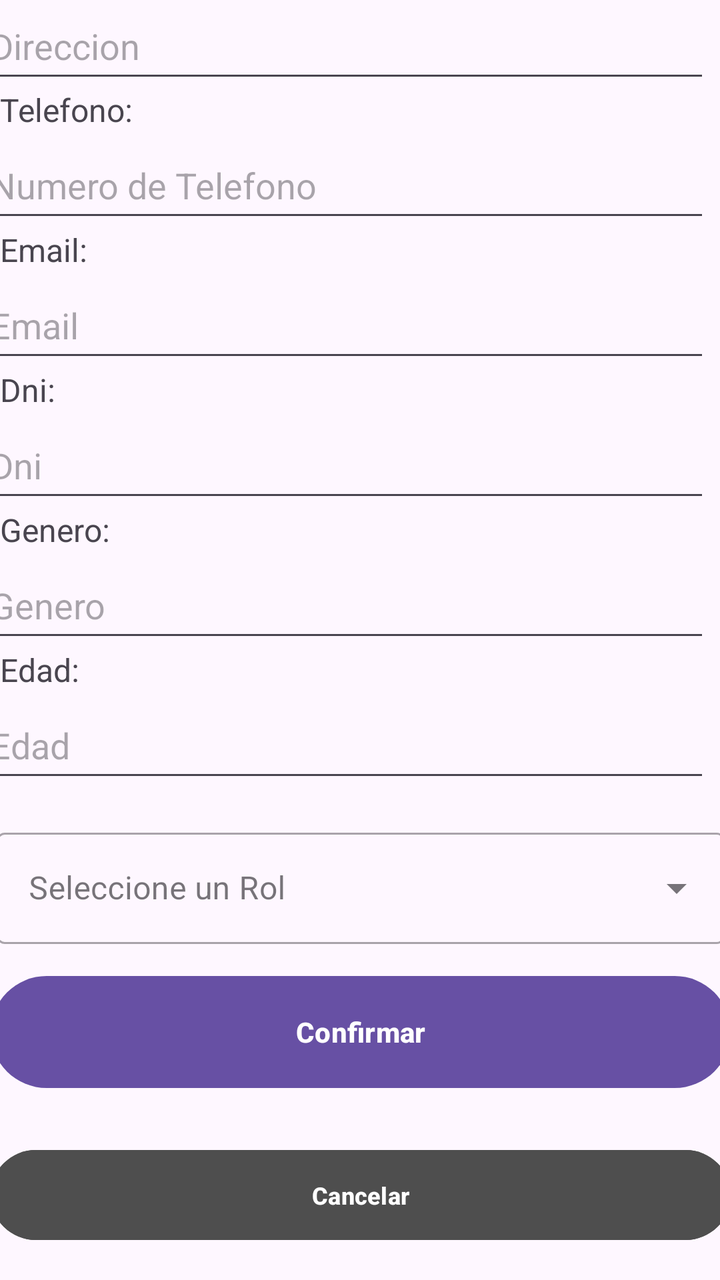
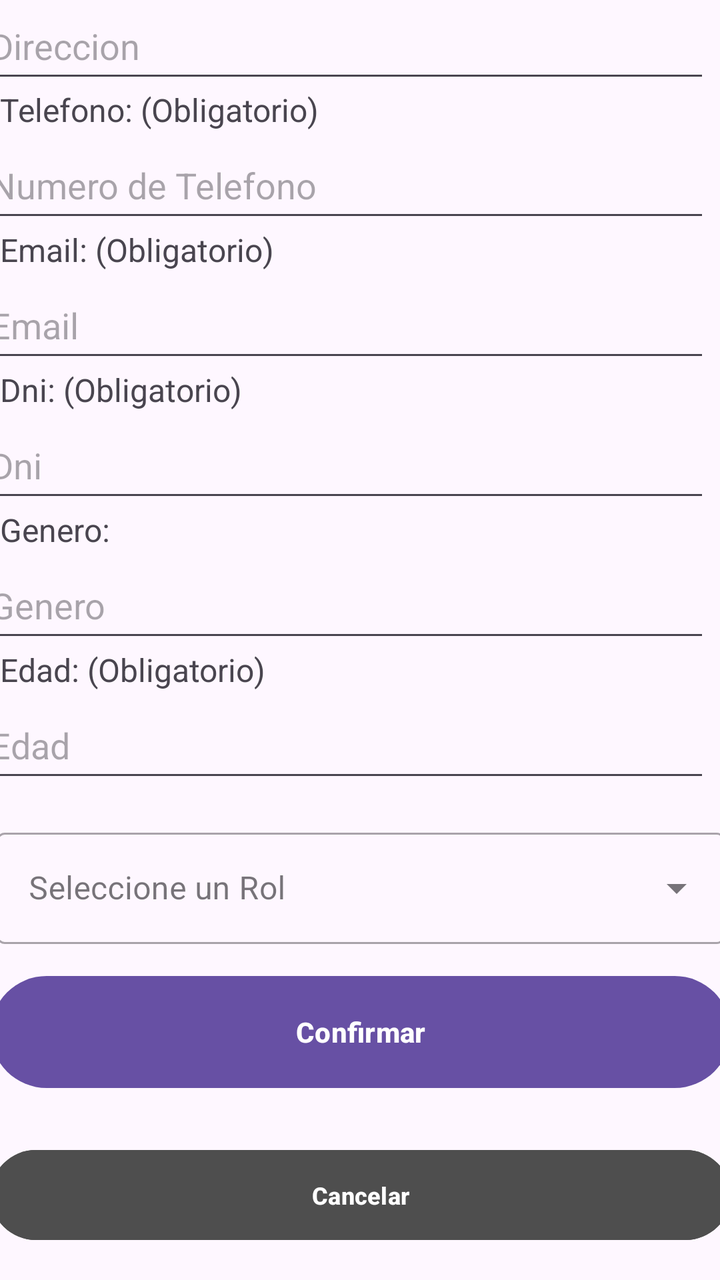

Two renders of the same Android screen: before a commit and after it. Below are the layout's source before the change and the commit's diff.
<!-- AndroidManifest.xml: application theme Theme.MobilesVC -->
<!-- res/layout/user_edit_view.xml -->
<?xml version="1.0" encoding="utf-8"?>
<androidx.constraintlayout.widget.ConstraintLayout xmlns:android="http://schemas.android.com/apk/res/android"
    xmlns:app="http://schemas.android.com/apk/res-auto"
    xmlns:tools="http://schemas.android.com/tools"
    android:layout_width="match_parent"
    android:layout_height="match_parent">

    <TextView
        android:id="@+id/textView6"
        android:layout_width="65dp"
        android:layout_height="22dp"
        android:text="Edad:"
        android:textSize="16sp"
        app:layout_constraintBottom_toTopOf="@+id/vEdadEdit"
        app:layout_constraintEnd_toEndOf="parent"
        app:layout_constraintHorizontal_bias="0.0"
        app:layout_constraintStart_toStartOf="parent" />


    <com.google.android.material.textfield.TextInputLayout
        android:id="@+id/textInputLayout"
        style="@style/Widget.MaterialComponents.TextInputLayout.OutlinedBox.ExposedDropdownMenu"
        android:layout_width="364dp"
        android:layout_height="wrap_content"
        android:layout_marginStart="20dp"
        android:layout_marginEnd="20dp"
        android:layout_marginBottom="12dp"
        android:hint="Seleccione un Rol"
        app:layout_constraintBottom_toTopOf="@+id/vEditUsuario"
        app:layout_constraintEnd_toEndOf="parent"
        app:layout_constraintStart_toStartOf="parent">

        <AutoCompleteTextView
            android:id="@+id/vRolEdit"
            android:layout_width="match_parent"
            android:layout_height="wrap_content"
            android:inputType="none" />

    </com.google.android.material.textfield.TextInputLayout>

    <TextView
        android:id="@+id/textView37"
        android:layout_width="65dp"
        android:layout_height="22dp"
        android:text="Genero:"
        android:textSize="16sp"
        app:layout_constraintBottom_toTopOf="@+id/vGeneroEdit"
        app:layout_constraintEnd_toEndOf="parent"
        app:layout_constraintHorizontal_bias="0.0"
        app:layout_constraintStart_toStartOf="parent" />

    <TextView
        android:id="@+id/textView36"
        android:layout_width="65dp"
        android:layout_height="22dp"
        android:text="Dni:"
        android:textSize="16sp"
        app:layout_constraintBottom_toTopOf="@+id/vDniEdit"
        app:layout_constraintEnd_toEndOf="parent"
        app:layout_constraintHorizontal_bias="0.0"
        app:layout_constraintStart_toStartOf="parent" />

    <TextView
        android:id="@+id/textView35"
        android:layout_width="65dp"
        android:layout_height="22dp"
        android:text="Email:"
        android:textSize="16sp"
        app:layout_constraintBottom_toTopOf="@+id/vEmailEdit"
        app:layout_constraintEnd_toEndOf="parent"
        app:layout_constraintHorizontal_bias="0.0"
        app:layout_constraintStart_toStartOf="parent" />

    <TextView
        android:id="@+id/textView30"
        android:layout_width="90dp"
        android:layout_height="22dp"
        android:text="Telefono:"
        android:textSize="16sp"
        app:layout_constraintBottom_toTopOf="@+id/vTelefonoEdit"
        app:layout_constraintEnd_toEndOf="parent"
        app:layout_constraintHorizontal_bias="0.0"
        app:layout_constraintStart_toStartOf="parent" />

    <TextView
        android:id="@+id/textView29"
        android:layout_width="85dp"
        android:layout_height="22dp"
        android:text="Direccion:"
        android:textSize="16sp"
        app:layout_constraintBottom_toTopOf="@+id/vDireccionEdit"
        app:layout_constraintEnd_toEndOf="parent"
        app:layout_constraintHorizontal_bias="0.0"
        app:layout_constraintStart_toStartOf="parent" />

    <TextView
        android:id="@+id/textView28"
        android:layout_width="65dp"
        android:layout_height="22dp"
        android:text="Nombre:"
        android:textSize="16sp"
        app:layout_constraintBottom_toTopOf="@+id/vNombreEdit"
        app:layout_constraintEnd_toEndOf="parent"
        app:layout_constraintHorizontal_bias="0.0"
        app:layout_constraintStart_toStartOf="parent" />

    <com.google.android.material.textfield.TextInputEditText
        android:id="@+id/vGeneroEdit"
        android:layout_width="364dp"
        android:layout_height="50dp"
        android:layout_marginStart="16dp"
        android:layout_marginEnd="31dp"
        android:layout_marginBottom="20dp"
        android:hint="Genero"
        app:layout_constraintBottom_toTopOf="@+id/vEdadEdit"
        app:layout_constraintEnd_toEndOf="parent"
        app:layout_constraintStart_toStartOf="parent" />

    <com.google.android.material.textfield.TextInputEditText
        android:id="@+id/vEdadEdit"
        android:layout_width="364dp"
        android:layout_height="50dp"
        android:layout_marginStart="16dp"
        android:layout_marginEnd="31dp"
        android:layout_marginBottom="15dp"
        android:hint="Edad"
        app:layout_constraintBottom_toTopOf="@+id/textInputLayout"
        app:layout_constraintEnd_toEndOf="parent"
        app:layout_constraintHorizontal_bias="0.5"
        app:layout_constraintStart_toStartOf="parent" />

    <com.google.android.material.textfield.TextInputEditText
        android:id="@+id/vDniEdit"
        android:layout_width="364dp"
        android:layout_height="50dp"
        android:layout_marginStart="16dp"
        android:layout_marginEnd="31dp"
        android:layout_marginBottom="20dp"
        android:hint="Dni"
        app:layout_constraintBottom_toTopOf="@+id/vGeneroEdit"
        app:layout_constraintEnd_toEndOf="parent"
        app:layout_constraintStart_toStartOf="parent" />

    <com.google.android.material.textfield.TextInputEditText
        android:id="@+id/vEmailEdit"
        android:layout_width="364dp"
        android:layout_height="50dp"
        android:layout_marginStart="16dp"
        android:layout_marginEnd="31dp"
        android:layout_marginBottom="20dp"
        android:hint="Email"
        app:layout_constraintBottom_toTopOf="@+id/vDniEdit"
        app:layout_constraintEnd_toEndOf="parent"
        app:layout_constraintStart_toStartOf="parent" />

    <Button
        android:id="@+id/vEditUsuario"
        android:layout_width="370dp"
        android:layout_height="64dp"
        android:layout_marginBottom="92dp"
        android:paddingVertical="14dp"
        android:text="Confirmar"
        android:textStyle="bold"
        app:layout_constraintBottom_toBottomOf="parent"
        app:layout_constraintEnd_toEndOf="parent"
        app:layout_constraintHorizontal_bias="0.5"
        app:layout_constraintStart_toStartOf="parent" />

    <com.google.android.material.textfield.TextInputEditText
        android:id="@+id/vDireccionEdit"
        android:layout_width="364dp"
        android:layout_height="50dp"
        android:layout_marginStart="16dp"
        android:layout_marginEnd="31dp"
        android:layout_marginBottom="20dp"
        android:hint="Direccion"
        app:layout_constraintBottom_toTopOf="@+id/vTelefonoEdit"
        app:layout_constraintEnd_toEndOf="parent"
        app:layout_constraintStart_toStartOf="parent" />

    <TextView
        android:id="@+id/textView4"
        android:layout_width="wrap_content"
        android:layout_height="wrap_content"
        android:layout_marginStart="139dp"
        android:layout_marginTop="10dp"
        android:layout_marginEnd="139dp"
        android:layout_marginBottom="32dp"
        android:fontFamily="sans-serif"
        android:text="Editar Perfil"
        android:textColor="#000000"
        android:textSize="34sp"
        android:textStyle="bold|italic"
        app:layout_constraintBottom_toTopOf="@+id/vNombreEdit"
        app:layout_constraintEnd_toEndOf="parent"
        app:layout_constraintStart_toStartOf="parent"
        app:layout_constraintTop_toTopOf="parent"
        tools:textSize="26sp" />

    <Button
        android:id="@+id/vVolverUserEdit"
        android:layout_width="370dp"
        android:layout_height="53dp"
        android:layout_marginHorizontal="24dp"
        android:layout_marginBottom="16dp"
        android:backgroundTint="#4E4E4E"
        android:paddingVertical="10dp"
        android:text="Cancelar"
        android:textSize="12sp"
        android:textStyle="bold"
        android:visibility="visible"
        app:layout_constraintBottom_toBottomOf="parent"
        app:layout_constraintEnd_toEndOf="parent"
        app:layout_constraintHorizontal_bias="0.5"
        app:layout_constraintStart_toStartOf="parent" />

    <com.google.android.material.textfield.TextInputEditText
        android:id="@+id/vTelefonoEdit"
        android:layout_width="364dp"
        android:layout_height="50dp"
        android:layout_marginStart="16dp"
        android:layout_marginEnd="31dp"
        android:layout_marginBottom="20dp"
        android:hint="Numero de Telefono"
        app:layout_constraintBottom_toTopOf="@+id/vEmailEdit"
        app:layout_constraintEnd_toEndOf="parent"
        app:layout_constraintStart_toStartOf="parent" />

    <com.google.android.material.textfield.TextInputEditText
        android:id="@+id/vNombreEdit"
        android:layout_width="364dp"
        android:layout_height="50dp"
        android:layout_marginStart="16dp"
        android:layout_marginEnd="31dp"
        android:layout_marginBottom="20dp"
        android:hint="Usuario"
        app:layout_constraintBottom_toTopOf="@+id/vDireccionEdit"
        app:layout_constraintEnd_toEndOf="parent"
        app:layout_constraintStart_toStartOf="parent" />

</androidx.constraintlayout.widget.ConstraintLayout>
<!-- resources referenced by this layout -->
<resources>
  <style name="Theme.MobilesVC" parent="Base.Theme.MobilesVC" />
  <style name="Base.Theme.MobilesVC" parent="Theme.Material3.DayNight.NoActionBar">
          
          
      </style>
</resources>

<!-- the commit's change to res/layout/user_edit_view.xml (unified diff, before → after) -->
@@ -7,9 +7,9 @@
 
     <TextView
         android:id="@+id/textView6"
-        android:layout_width="65dp"
-        android:layout_height="22dp"
-        android:text="Edad:"
+        android:layout_width="165dp"
+        android:layout_height="22dp"
+        android:text="Edad: (Obligatorio)"
         android:textSize="16sp"
         app:layout_constraintBottom_toTopOf="@+id/vEdadEdit"
         app:layout_constraintEnd_toEndOf="parent"
@@ -51,9 +51,9 @@
 
     <TextView
         android:id="@+id/textView36"
-        android:layout_width="65dp"
-        android:layout_height="22dp"
-        android:text="Dni:"
+        android:layout_width="165dp"
+        android:layout_height="22dp"
+        android:text="Dni: (Obligatorio)"
         android:textSize="16sp"
         app:layout_constraintBottom_toTopOf="@+id/vDniEdit"
         app:layout_constraintEnd_toEndOf="parent"
@@ -62,9 +62,9 @@
 
     <TextView
         android:id="@+id/textView35"
-        android:layout_width="65dp"
-        android:layout_height="22dp"
-        android:text="Email:"
+        android:layout_width="165dp"
+        android:layout_height="22dp"
+        android:text="Email: (Obligatorio)"
         android:textSize="16sp"
         app:layout_constraintBottom_toTopOf="@+id/vEmailEdit"
         app:layout_constraintEnd_toEndOf="parent"
@@ -73,9 +73,9 @@
 
     <TextView
         android:id="@+id/textView30"
-        android:layout_width="90dp"
-        android:layout_height="22dp"
-        android:text="Telefono:"
+        android:layout_width="165dp"
+        android:layout_height="22dp"
+        android:text="Telefono: (Obligatorio)"
         android:textSize="16sp"
         app:layout_constraintBottom_toTopOf="@+id/vTelefonoEdit"
         app:layout_constraintEnd_toEndOf="parent"
@@ -95,9 +95,9 @@
 
     <TextView
         android:id="@+id/textView28"
-        android:layout_width="65dp"
-        android:layout_height="22dp"
-        android:text="Nombre:"
+        android:layout_width="165dp"
+        android:layout_height="22dp"
+        android:text="Nombre: (Obligatorio)"
         android:textSize="16sp"
         app:layout_constraintBottom_toTopOf="@+id/vNombreEdit"
         app:layout_constraintEnd_toEndOf="parent"
